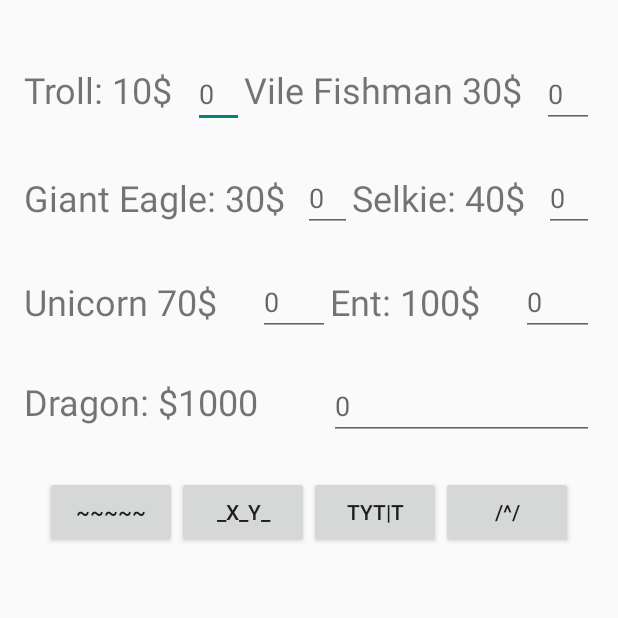
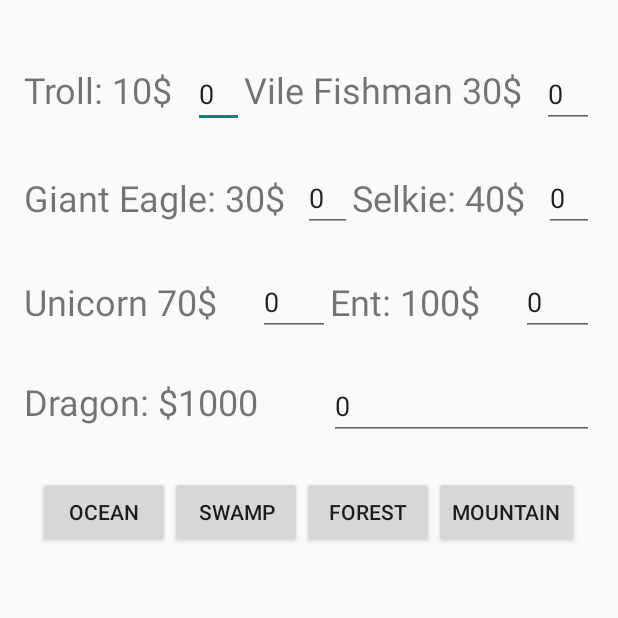
Before and after one commit to AlHood/FantasyZoo, an Android app: the screen it shows after launch (AddAnimalActivity), after a tap on "ADD ANIMAL", on a phone screen of 412 x 824 dp, the top half of it. Run offline under Robolectric (Android 15) with nearby library versions, the phone set to English and light mode, and no system bars; 1 statement that could not run was skipped.

Commit message:
frank assessment

```diff
--- a/app/build.gradle
+++ b/app/build.gradle
@@ -25,5 +25,6 @@ dependencies {
         exclude group: 'com.android.support', module: 'support-annotations'
     })
     compile 'com.android.support:appcompat-v7:25.2.0'
+    compile 'com.google.code.gson:gson:2.8.0'
     testCompile 'junit:junit:4.12'
 }
--- a/app/src/main/java/fz/fantasyzoo/AddAnimalActivity.java
+++ b/app/src/main/java/fz/fantasyzoo/AddAnimalActivity.java
@@ -6,6 +6,9 @@ import android.os.Bundle;
 import android.view.View;
 import android.widget.Button;
 import android.widget.EditText;
+
+import com.google.gson.Gson;
+import com.google.gson.GsonBuilder;
 
 import java.util.ArrayList;
 
@@ -31,12 +34,35 @@ EditText buy_troll;
     Button forest_btn;
 Button mountain_btn;
     ArrayList<Integer> buyingArray;
+    String zooString;
+Zoo zoo;
+    Intent intent;
+    String buyingArrayString;
 
 
     @Override
     protected void onCreate(Bundle savedInstanceState) {
         super.onCreate(savedInstanceState);
         setContentView(R.layout.activity_add_animal);
+        Intent intent = getIntent();
+
+        GsonBuilder gsonbuilder = new GsonBuilder();
+        gsonbuilder.registerTypeAdapter(VileFishman.class, new AnimalDeserializer());
+        gsonbuilder.registerTypeAdapter(Dragon.class, new AnimalDeserializer());
+        gsonbuilder.registerTypeAdapter(Troll.class, new AnimalDeserializer());
+        gsonbuilder.registerTypeAdapter(GiantEagle.class, new AnimalDeserializer());
+        gsonbuilder.registerTypeAdapter(Selkie.class, new AnimalDeserializer());
+        gsonbuilder.registerTypeAdapter(Ent.class, new AnimalDeserializer());
+        gsonbuilder.registerTypeAdapter(Unicorn.class, new AnimalDeserializer());
+        gsonbuilder.registerTypeAdapter(Ghost.class, new AnimalDeserializer());
+
+
+        Gson gson = gsonbuilder.create();
+        Bundle extras = intent.getExtras();
+
+        zooString = extras.getString("zoo");
+        Zoo zoo = gson.fromJson(zooString, Zoo.class);
+
 buy_troll = (EditText) findViewById(R.id.buy_troll);
         buy_vilefishman = (EditText) findViewById(R.id.buy_vilefishman);
                 buy_gianteagle = (EditText) findViewById(R.id.buy_gianteagle);
@@ -49,6 +75,7 @@ buy_troll = (EditText) findViewById(R.id.buy_troll);
         swamp_btn = (Button) findViewById(R.id.swamp_btn);
         forest_btn = (Button) findViewById(R.id.forest_btn);
         mountain_btn = (Button) findViewById(R.id.mountain_btn);
+        buyingArray = new ArrayList<Integer>();
     }
 
 
@@ -75,10 +102,16 @@ buy_troll = (EditText) findViewById(R.id.buy_troll);
         buyingArray.add(6, dragons);
 
 
+        Gson gson = new Gson();
+        zooString = gson.toJson(zoo);
+        buyingArrayString = gson.toJson(buyingArray);
+
 
         Intent intent = new Intent(AddAnimalActivity.this, OverviewActivity.class);
-        intent.putExtra("buyingArray", buyingArray);
+        intent.putExtra("buyingArray", buyingArrayString);
         intent.putExtra("enclosureIndex", 0);
+        intent.putExtra("zoo", zooString);
+
         startActivity(intent);
     }
 
@@ -106,9 +139,15 @@ buy_troll = (EditText) findViewById(R.id.buy_troll);
 
 
 
+        Gson gson = new Gson();
+        zooString = gson.toJson(zoo);
+        buyingArrayString = gson.toJson(buyingArray);
+
+
         Intent intent = new Intent(AddAnimalActivity.this, OverviewActivity.class);
-        intent.putExtra("buyingArray", buyingArray);
+        intent.putExtra("buyingArray", buyingArrayString);
         intent.putExtra("enclosureIndex", 1);
+        intent.putExtra("zoo", zooString);
 
         startActivity(intent);
     }
@@ -137,9 +176,15 @@ buy_troll = (EditText) findViewById(R.id.buy_troll);
 
 
 
+        Gson gson = new Gson();
+        zooString = gson.toJson(zoo);
+        buyingArrayString = gson.toJson(buyingArray);
+
+
         Intent intent = new Intent(AddAnimalActivity.this, OverviewActivity.class);
-        intent.putExtra("buyingArray", buyingArray);
+        intent.putExtra("buyingArray", buyingArrayString);
         intent.putExtra("enclosureIndex", 2);
+        intent.putExtra("zoo", zooString);
 
         startActivity(intent);
     }
@@ -166,11 +211,15 @@ buy_troll = (EditText) findViewById(R.id.buy_troll);
         dragons = Integer.parseInt((buy_dragon.getText().toString()));
         buyingArray.add(6, dragons);
 
+        Gson gson = new Gson();
+        zooString = gson.toJson(zoo);
+        buyingArrayString = gson.toJson(buyingArray);
 
 
         Intent intent = new Intent(AddAnimalActivity.this, OverviewActivity.class);
-        intent.putExtra("buyingArray", buyingArray);
+        intent.putExtra("buyingArray", buyingArrayString);
         intent.putExtra("enclosureIndex", 3);
+        intent.putExtra("zoo", zooString);
 
         startActivity(intent);
     }
@@ -178,4 +227,5 @@ buy_troll = (EditText) findViewById(R.id.buy_troll);
 
 
 
+
 }
--- /dev/null
+++ b/app/src/main/java/fz/fantasyzoo/AnimalDeserializer.java
@@ -0,0 +1,24 @@
+package fz.fantasyzoo;
+
+import com.google.gson.JsonDeserializationContext;
+import com.google.gson.JsonDeserializer;
+import com.google.gson.JsonElement;
+import com.google.gson.JsonParseException;
+
+import java.lang.reflect.Type;
+
+/**
+ * Created by user on 06/03/2017.
+ */
+
+public class AnimalDeserializer implements JsonDeserializer<Animal> {
+    public Animal deserialize(JsonElement json, Type typeOfT, JsonDeserializationContext context)
+            throws JsonParseException {
+        String info = json.getAsJsonPrimitive().getAsString();
+//        return new Animal(json.getAsJsonPrimitive().getAsString());
+        return new Troll();
+    }
+}
+
+//reminder - at the close of play we were interested in ensuring the serializers and deserializers were all correclty registered
+//and to give the above method the ability to acquire and output the correct class
--- /dev/null
+++ b/app/src/main/java/fz/fantasyzoo/AnimalSerializer.java
@@ -0,0 +1,18 @@
+package fz.fantasyzoo;
+
+import com.google.gson.JsonElement;
+import com.google.gson.JsonPrimitive;
+import com.google.gson.JsonSerializationContext;
+import com.google.gson.JsonSerializer;
+
+import java.lang.reflect.Type;
+
+/**
+ * Created by user on 06/03/2017.
+ */
+
+public class AnimalSerializer implements JsonSerializer<Animal> {
+public JsonElement serialize(Animal src, Type typeOfSrc, JsonSerializationContext context) {
+        return new JsonPrimitive(src.toString());
+        }
+        }
--- a/app/src/main/java/fz/fantasyzoo/Enclosure.java
+++ b/app/src/main/java/fz/fantasyzoo/Enclosure.java
@@ -13,7 +13,7 @@ public class Enclosure {
     ArrayList<Animal> removal;
     ArrayList<Animal> immigrants;
     BiomeType biome;
-    Animal tempAnimal;
+//    Animal tempAnimal;
     ArrayList<Class> predCheck;
     Integer income;
 
--- a/app/src/main/java/fz/fantasyzoo/OverviewActivity.java
+++ b/app/src/main/java/fz/fantasyzoo/OverviewActivity.java
@@ -6,6 +6,11 @@ import android.os.Bundle;
 import android.view.View;
 import android.widget.Button;
 import android.widget.TextView;
+
+import com.google.gson.Gson;
+import com.google.gson.GsonBuilder;
+
+import java.util.ArrayList;
 
 public class OverviewActivity extends AppCompatActivity {
 
@@ -20,14 +25,42 @@ public class OverviewActivity extends AppCompatActivity {
     String forest_report;
     String mountain_report;
     Zoo zoo;
-
+    Intent intent;
+    String zooString;
+    ArrayList<Integer> buyingArray;
+    int enclosureIndex;
+String buyingArrayString;
 
     @Override
     protected void onCreate(Bundle savedInstanceState) {
         super.onCreate(savedInstanceState);
         setContentView(R.layout.activity_overview);
+if (intent == null) {intent = new Intent();
+            intent.putExtra("zoo", "");
+            intent.putExtra("buyingArray", "");
+    intent.putExtra("enclosureIndex", 0);
+} else {
+    Intent intent = getIntent();
+}
 
-        zoo = new Zoo();
+
+    Bundle extras = intent.getExtras();
+        if (extras.getString("zoo") == "") {zoo = new Zoo();}
+
+Gson gson = new Gson();
+
+        if (extras.getString("zoo") != "") {
+            zooString = extras.getString("zoo");
+            Zoo zoo = gson.fromJson(zooString, Zoo.class);
+        }
+
+        if (extras.getString("buyingArray") != "") {
+            buyingArrayString = extras.getString("buyingArray");
+            buyingArray = (ArrayList<Integer>) gson.fromJson(buyingArrayString, ArrayList.class);
+            enclosureIndex = (extras.getInt("enclosureIndex"));
+            zoo.buyingAnimals(buyingArray, enclosureIndex);
+        }
+
 
         add_animal_button = (Button) findViewById(R.id.add_animal_btn);
 
@@ -49,8 +82,22 @@ public class OverviewActivity extends AppCompatActivity {
     }
 
     public void onAddAnimalButtonClicked(View button) {
+        GsonBuilder gsonbuilder = new GsonBuilder();
+        gsonbuilder.registerTypeAdapter(VileFishman.class, new AnimalSerializer());
+        gsonbuilder.registerTypeAdapter(Dragon.class, new AnimalSerializer());
+        gsonbuilder.registerTypeAdapter(Troll.class, new AnimalSerializer());
+        gsonbuilder.registerTypeAdapter(GiantEagle.class, new AnimalSerializer());
+        gsonbuilder.registerTypeAdapter(Selkie.class, new AnimalSerializer());
+        gsonbuilder.registerTypeAdapter(Ent.class, new AnimalSerializer());
+        gsonbuilder.registerTypeAdapter(Unicorn.class, new AnimalSerializer());
+        gsonbuilder.registerTypeAdapter(Ghost.class, new AnimalSerializer());
+//        gsonbuilder.registerTypeAdapter(Animal.class, new AnimalDeserializer());
 
-        Intent intent = new Intent(OverviewActivity.this, AddAnimalActivity.class);
+        Gson gson = gsonbuilder.create();
+        zooString = gson.toJson(zoo);
+
+        intent = new Intent(OverviewActivity.this, AddAnimalActivity.class);
+        intent.putExtra("zoo", zooString);
         startActivity(intent);
     }
 
--- a/app/src/main/java/fz/fantasyzoo/Troll.java
+++ b/app/src/main/java/fz/fantasyzoo/Troll.java
@@ -58,12 +58,14 @@ public class Troll extends Animal {
 
     }
 
-
-
-
-
-
-
-
-
+    @Override
+    public String toString() {
+        return "Troll{" +
+                "habitat=" + habitat +
+                ", prey=" + prey +
+                ", earns=" + earns +
+                ", shortName='" + shortName + '\'' +
+                ", longName='" + longName + '\'' +
+                '}';
+    }
 }
--- a/app/src/main/res/layout/activity_add_animal.xml
+++ b/app/src/main/res/layout/activity_add_animal.xml
@@ -30,6 +30,7 @@
             android:layout_width="wrap_content"
             android:layout_height="wrap_content"
             android:hint="0"
+            android:text="0"
             android:layout_weight="1" />
 
         <TextView
@@ -43,7 +44,9 @@
             android:layout_width="wrap_content"
             android:layout_height="wrap_content"
             android:hint="0"
-            android:layout_weight="1"/>
+            android:layout_weight="1"
+            android:text="0"
+            />
 
 
 
@@ -67,7 +70,9 @@
             android:layout_width="wrap_content"
             android:layout_height="wrap_content"
             android:hint="0"
-            android:layout_weight="1" />
+            android:layout_weight="1"
+            android:text="0"
+            />
 
         <TextView
             android:layout_width="wrap_content"
@@ -80,7 +85,9 @@
             android:layout_width="wrap_content"
             android:layout_height="wrap_content"
             android:hint="0"
-            android:layout_weight="1" />
+            android:layout_weight="1"
+            android:text="0"
+            />
 
 
     </LinearLayout>
@@ -103,7 +110,9 @@
             android:layout_width="wrap_content"
             android:layout_height="wrap_content"
             android:hint="0"
-            android:layout_weight="1" />
+            android:layout_weight="1"
+            android:text="0"
+            />
 
         <TextView
             android:layout_width="wrap_content"
@@ -116,7 +125,9 @@
             android:layout_width="wrap_content"
             android:layout_height="wrap_content"
             android:hint="0"
-            android:layout_weight="1" />
+            android:layout_weight="1"
+            android:text="0"
+            />
 
 
     </LinearLayout>
@@ -139,7 +150,9 @@
             android:layout_width="wrap_content"
             android:layout_height="wrap_content"
             android:hint="0"
-            android:layout_weight="2" />
+            android:layout_weight="2"
+            android:text="0"
+            />
 
     </LinearLayout>
 
@@ -148,7 +161,7 @@
         android:orientation="horizontal"
         android:layout_width="match_parent"
         android:layout_height="wrap_content"
-        android:paddingTop="24dp">>
+        android:paddingTop="24dp">
 
 
         <Button
@@ -156,28 +169,28 @@
             android:onClick="onOceanButtonClicked"
             android:layout_width="wrap_content"
             android:layout_height="wrap_content"
-            android:text="~~~~~"/>
+            android:text="Ocean"/>
 
         <Button
             android:id="@+id/swamp_btn"
             android:onClick="onSwampButtonClicked"
             android:layout_width="wrap_content"
             android:layout_height="wrap_content"
-            android:text="_x_Y_"/>
+            android:text="Swamp"/>
 
         <Button
             android:id="@+id/forest_btn"
             android:onClick="onForestButtonClicked"
             android:layout_width="wrap_content"
             android:layout_height="wrap_content"
-            android:text="tYT|T"/>
+            android:text="Forest"/>
 
         <Button
             android:id="@+id/mountain_btn"
             android:onClick="onMountainButtonClicked"
             android:layout_width="wrap_content"
             android:layout_height="wrap_content"
-            android:text="/^\/\"/>
+            android:text="Mountain"/>
 
     </LinearLayout>
 
```
Also changed, not shown: app/src/main/java/fz/fantasyzoo/Dragon.java (+10 -8 lines), app/src/main/java/fz/fantasyzoo/Ent.java (+10 -8 lines), app/src/main/java/fz/fantasyzoo/Ghost.java (+10 -8 lines), app/src/main/java/fz/fantasyzoo/GiantEagle.java (+10 -8 lines), app/src/main/java/fz/fantasyzoo/Selkie.java (+10 -8 lines), app/src/main/java/fz/fantasyzoo/Unicorn.java (+11 -0 lines), app/src/main/java/fz/fantasyzoo/VileFishman.java (+11 -9 lines), app/src/main/java/fz/fantasyzoo/Zoo.java (+20 -18 lines), 1 other file.
